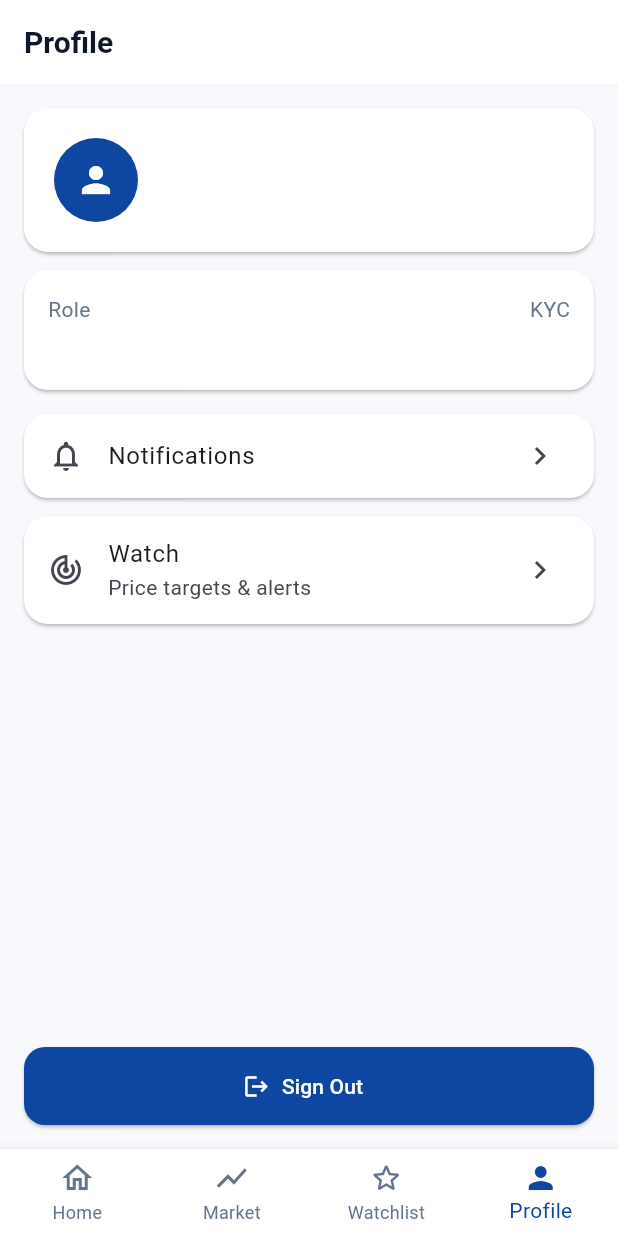
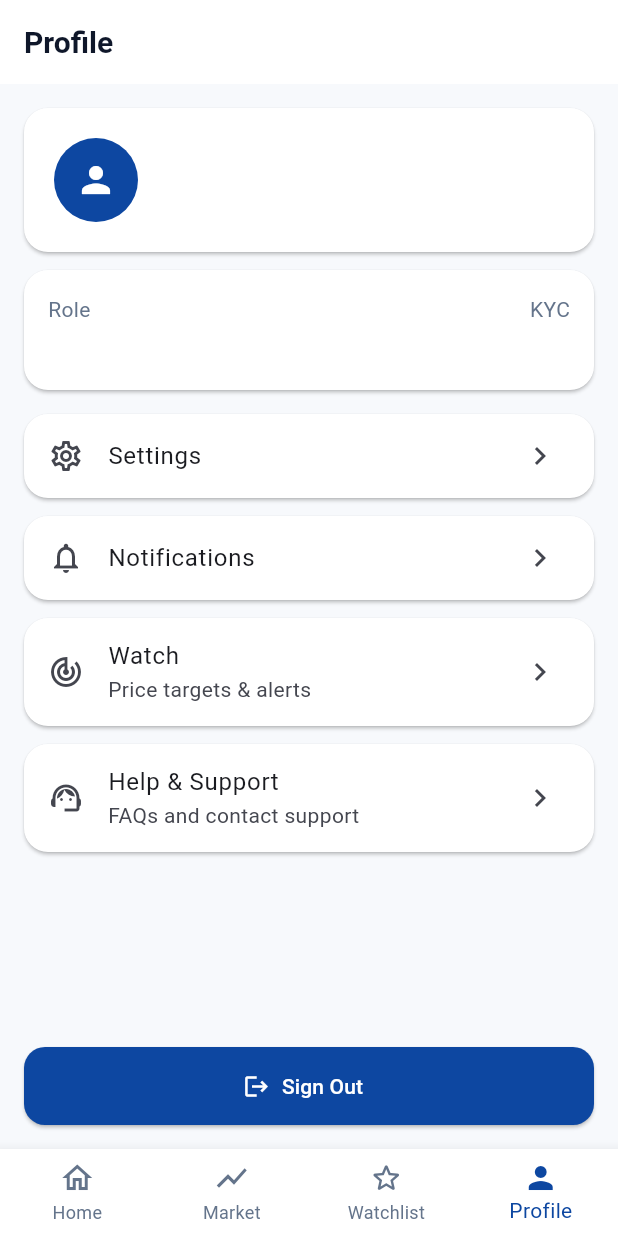
Before and after one commit to JacobRays/MSE_Market_Connect, a Flutter app: the screen it shows once a user with an empty profile is signed in, item 4 of the bottom bar chosen, on a phone screen of 412 x 824 dp. Run offline on Flutter 3.47's test engine with Material 3 defaults, Android fonts, the phone set to English and light mode, and no system bars; our stand-ins replace file_picker, firebase_messaging, package_info_plus, shared_preferences, supabase_flutter; accounts and stored records are empty; network calls fail.

Commit message:
Restore full admin tools in Profile (Ads, Brokers, Dashboard, Sync, Settings)

```diff
--- a/lib/features/admin/presentation/broker_approvals_screen.dart
+++ b/lib/features/admin/presentation/broker_approvals_screen.dart
@@ -101,7 +101,7 @@ class _BrokerApprovalsScreenState extends State<BrokerApprovalsScreen> {
             return ListView.separated(
               padding: const EdgeInsets.all(16),
               itemCount: pending.length,
-              separatorBuilder: (_, __) => const SizedBox(height: 12),
+              separatorBuilder: (_, _) => const SizedBox(height: 12),
               itemBuilder: (context, i) {
                 final r = pending[i];
                 final p = (r['profiles'] as Map<String, dynamic>?) ?? {};
--- a/lib/features/profile/presentation/profile_screen.dart
+++ b/lib/features/profile/presentation/profile_screen.dart
@@ -4,9 +4,14 @@ import 'package:mse_market_connect/core/services/broker_user_service.dart';
 import 'package:mse_market_connect/core/services/profile_service.dart';
 import 'package:mse_market_connect/core/theme/app_theme.dart';
 import 'package:mse_market_connect/features/admin/presentation/admin_dashboard_screen.dart';
+import 'package:mse_market_connect/features/admin/presentation/broker_approvals_screen.dart';
+import 'package:mse_market_connect/features/admin/presentation/manage_ads_screen.dart';
+import 'package:mse_market_connect/features/admin/presentation/admin_sync_prices_screen.dart';
 import 'package:mse_market_connect/features/brokers/presentation/broker_dashboard_screen.dart';
 import 'package:mse_market_connect/features/market/presentation/my_alerts_screen.dart';
 import 'package:mse_market_connect/features/notifications/presentation/notifications_screen.dart';
+import 'package:mse_market_connect/features/profile/presentation/settings_screen.dart';
+import 'package:mse_market_connect/features/profile/presentation/support_screen.dart';
 import 'package:mse_market_connect/shared/models/profile_model.dart';
 
 class ProfileScreen extends StatefulWidget {
@@ -161,6 +166,103 @@ class _ProfileScreenState extends State<ProfileScreen> {
                   Expanded(
                     child: ListView(
                       children: [
+                        // ===== ADMIN TOOLS (admin only) =====
+                        if (isAdmin) ...[
+                          Padding(
+                            padding: const EdgeInsets.only(
+                              left: 4,
+                              bottom: 8,
+                              top: 4,
+                            ),
+                            child: Text(
+                              'Admin Tools',
+                              style: Theme.of(context).textTheme.titleMedium
+                                  ?.copyWith(fontWeight: FontWeight.w800),
+                            ),
+                          ),
+                          Card(
+                            child: ListTile(
+                              leading: const Icon(Icons.campaign_outlined),
+                              title: const Text('Manage Adverts'),
+                              subtitle: const Text('Add, edit, remove banners'),
+                              trailing: const Icon(Icons.chevron_right),
+                              onTap: () => Navigator.of(context).push(
+                                MaterialPageRoute(
+                                  builder: (_) => const ManageAdsScreen(),
+                                ),
+                              ),
+                            ),
+                          ),
+                          const SizedBox(height: 12),
+                          Card(
+                            child: ListTile(
+                              leading: const Icon(Icons.verified_user_outlined),
+                              title: const Text('Approve Brokers'),
+                              subtitle: const Text(
+                                'Approve broker registrations',
+                              ),
+                              trailing: const Icon(Icons.chevron_right),
+                              onTap: () => Navigator.of(context).push(
+                                MaterialPageRoute(
+                                  builder: (_) => const BrokerApprovalsScreen(),
+                                ),
+                              ),
+                            ),
+                          ),
+                          const SizedBox(height: 12),
+                          Card(
+                            child: ListTile(
+                              leading: const Icon(
+                                Icons.admin_panel_settings_outlined,
+                              ),
+                              title: const Text('Admin Dashboard'),
+                              subtitle: const Text(
+                                'Subscriptions, premium, approvals',
+                              ),
+                              trailing: const Icon(Icons.chevron_right),
+                              onTap: () => Navigator.of(context).push(
+                                MaterialPageRoute(
+                                  builder: (_) => const AdminDashboardScreen(),
+                                ),
+                              ),
+                            ),
+                          ),
+                          const SizedBox(height: 12),
+                          Card(
+                            child: ListTile(
+                              leading: const Icon(Icons.sync),
+                              title: const Text('Sync MSE Data'),
+                              subtitle: const Text(
+                                'Prices and News from MSE/GDELT',
+                              ),
+                              trailing: const Icon(Icons.chevron_right),
+                              onTap: () => Navigator.of(context).push(
+                                MaterialPageRoute(
+                                  builder: (_) => const AdminSyncPricesScreen(),
+                                ),
+                              ),
+                            ),
+                          ),
+                          const SizedBox(height: 12),
+                          const Divider(height: 24),
+                        ],
+
+                        // ===== SETTINGS =====
+                        Card(
+                          child: ListTile(
+                            leading: const Icon(Icons.settings_outlined),
+                            title: const Text('Settings'),
+                            trailing: const Icon(Icons.chevron_right),
+                            onTap: () => Navigator.of(context).push(
+                              MaterialPageRoute(
+                                builder: (_) => const SettingsScreen(),
+                              ),
+                            ),
+                          ),
+                        ),
+                        const SizedBox(height: 12),
+
+                        // ===== NOTIFICATIONS =====
                         Card(
                           child: ListTile(
                             leading: const Icon(
@@ -176,6 +278,8 @@ class _ProfileScreenState extends State<ProfileScreen> {
                           ),
                         ),
                         const SizedBox(height: 12),
+
+                        // ===== WATCHLIST =====
                         Card(
                           child: ListTile(
                             leading: const Icon(Icons.track_changes_outlined),
@@ -191,7 +295,23 @@ class _ProfileScreenState extends State<ProfileScreen> {
                         ),
                         const SizedBox(height: 12),
 
-                        // Broker dashboard (admin OR approved broker)
+                        // ===== SUPPORT =====
+                        Card(
+                          child: ListTile(
+                            leading: const Icon(Icons.support_agent_outlined),
+                            title: const Text('Help & Support'),
+                            subtitle: const Text('FAQs and contact support'),
+                            trailing: const Icon(Icons.chevron_right),
+                            onTap: () => Navigator.of(context).push(
+                              MaterialPageRoute(
+                                builder: (_) => const SupportScreen(),
+                              ),
+                            ),
+                          ),
+                        ),
+                        const SizedBox(height: 12),
+
+                        // ===== BROKER DASHBOARD (admin OR approved broker) =====
                         if (isAdmin || isApprovedBroker) ...[
                           Card(
                             child: ListTile(
@@ -208,28 +328,6 @@ class _ProfileScreenState extends State<ProfileScreen> {
                               onTap: () => Navigator.of(context).push(
                                 MaterialPageRoute(
                                   builder: (_) => const BrokerDashboardScreen(),
-                                ),
-                              ),
-                            ),
-                          ),
-                          const SizedBox(height: 12),
-                        ],
-
-                        // Admin dashboard (admin only)
-                        if (isAdmin) ...[
-                          Card(
-                            child: ListTile(
-                              leading: const Icon(
-                                Icons.admin_panel_settings_outlined,
-                              ),
-                              title: const Text('Admin Dashboard'),
-                              subtitle: const Text(
-                                'Ads, premium requests, approvals',
-                              ),
-                              trailing: const Icon(Icons.chevron_right),
-                              onTap: () => Navigator.of(context).push(
-                                MaterialPageRoute(
-                                  builder: (_) => const AdminDashboardScreen(),
                                 ),
                               ),
                             ),
```
